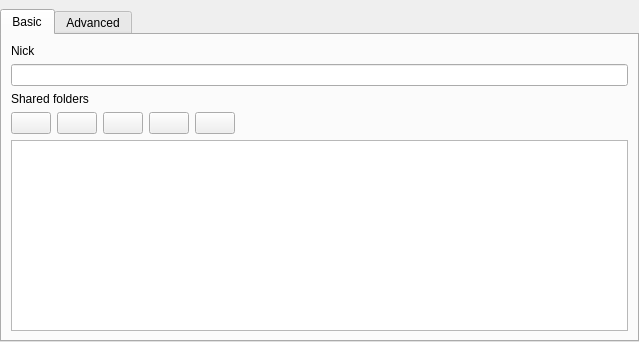
First picture: the form in application/GUI/Settings/WidgetSettings.ui, repository Ummon/D-LAN, before the edit.
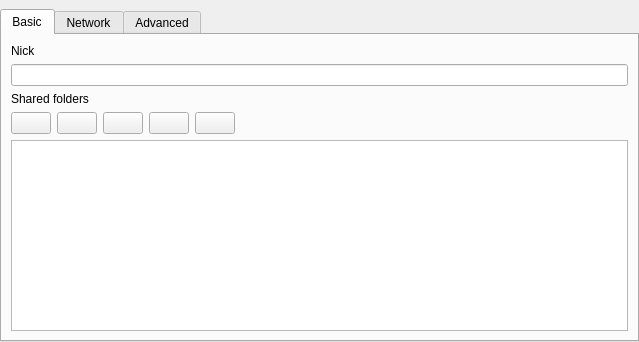
Second picture: the form after the edit. The open tabs and pages were chosen to show the change. Icons and pictures are not drawn.

Commit message: Beginning of the network interface selection.

Diff of the .ui file:
```diff
--- a/application/GUI/Settings/WidgetSettings.ui
+++ b/application/GUI/Settings/WidgetSettings.ui
@@ -170,6 +170,11 @@
        </item>
       </layout>
      </widget>
+     <widget class="QWidget" name="tabNetworkSettings">
+      <attribute name="title">
+       <string>Network</string>
+      </attribute>
+     </widget>
      <widget class="QWidget" name="tabAdvancedSettings">
       <attribute name="title">
        <string>Advanced</string>
```
Left out of the diff: 2 changed lines with no effect on the pictures. The commit also changes 7 other files.
